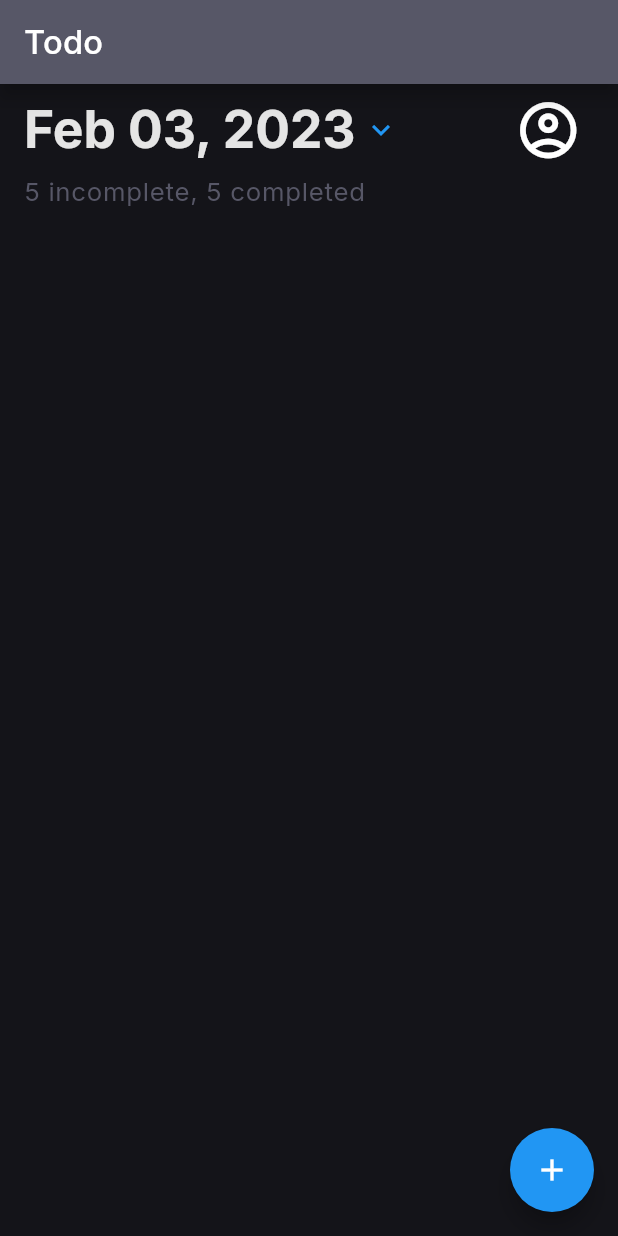
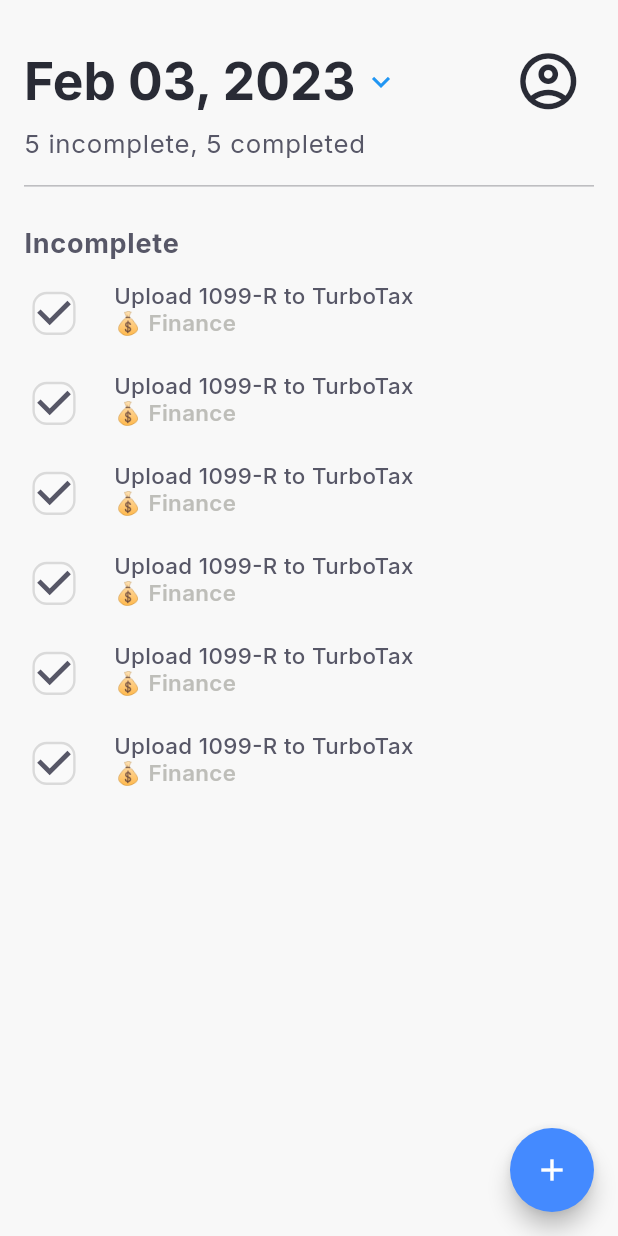
Before and after one commit to jigarfumakiya/todo-sample_app, a Flutter app: the screen it shows after launch, on a phone screen of 412 x 824 dp. Run offline on Flutter 3.47's test engine with Material 2 defaults, Android fonts, the phone set to English and light mode, and no system bars; our stand-ins replace flutter_screenutil, google_fonts, table_calendar.

Commit message:
Design Todo Listview and item and added color changes.

```diff
--- a/lib/core/app/app_colors.dart
+++ b/lib/core/app/app_colors.dart
@@ -5,10 +5,18 @@ import 'package:flutter/material.dart';
 // Use proper color name for consistency
 class AppColors {
   //Theme Color
-  static const Color primaryColor = Color(0xFF141419);
-  static const Color fontColor = gainsboroColor;
+  static const Color primaryColor = Color(0xFFF8F8F8);
+  static const Color fontColor = gunmetal;
+  static const Color fillColor = lotion;
+  static const Color headline2Color = independenceColor;
+  static const Color body2Color = grayX11;
 
+  // Color
   static const Color blueColor = Colors.blue;
   static const Color independenceColor = Color(0xFF575767);
-  static const Color gainsboroColor = Color(0xFFE5E5E5);
+  static const Color brightGray = Color(0xFFEBEBEB);
+  static const Color gunmetal = Color(0xFF292B35);
+  static const Color gainsboro = Color(0xFFDADADA);
+  static const Color grayX11 = Color(0xFFBEBEB9);
+  static const Color lotion = Color(0xFFFAFAFA);
 }
--- a/lib/core/app/app_text_style.dart
+++ b/lib/core/app/app_text_style.dart
@@ -10,7 +10,7 @@ class AppTextStyles {
   // Font Family text style
   static TextStyle font15w500() {
     return _interFont(
-        color: AppColors.gainsboroColor,
+        color: AppColors.fontColor,
         fontSize: 15,
         fontWeight: FontWeight.w400,
         letterSpacing: 0.15);
@@ -18,7 +18,7 @@ class AppTextStyles {
 
   static TextStyle font13w500() {
     return _interFont(
-        color: AppColors.gainsboroColor,
+        color: AppColors.fontColor,
         fontSize: 13,
         fontWeight: FontWeight.w500,
         letterSpacing: 0.1);
@@ -26,7 +26,7 @@ class AppTextStyles {
 
   static TextStyle font15w400() {
     return _interFont(
-        color: AppColors.gainsboroColor,
+        color: AppColors.fontColor,
         fontSize: 15,
         fontWeight: FontWeight.w400,
         letterSpacing: 0.5);
@@ -34,14 +34,12 @@ class AppTextStyles {
 
   static TextStyle font14w600() {
     return _interFont(
-        color: AppColors.gainsboroColor,
-        fontSize: 16,
-        fontWeight: FontWeight.w600);
+        color: AppColors.fontColor, fontSize: 16, fontWeight: FontWeight.w600);
   }
 
   static TextStyle font14w300() {
     return _interFont(
-        color: AppColors.gainsboroColor,
+        color: AppColors.fontColor,
         fontSize: 13,
         fontWeight: FontWeight.w400,
         letterSpacing: 0.25);
@@ -49,7 +47,7 @@ class AppTextStyles {
 
   static TextStyle font12w400() {
     return _interFont(
-        color: AppColors.gainsboroColor,
+        color: AppColors.fontColor,
         fontSize: 12,
         fontWeight: FontWeight.w400,
         letterSpacing: 0.4);
@@ -57,7 +55,7 @@ class AppTextStyles {
 
   static TextStyle font13w500Type2() {
     return _interFont(
-        color: AppColors.gainsboroColor,
+        color: AppColors.fontColor,
         fontSize: 13,
         fontWeight: FontWeight.w500,
         letterSpacing: 1.25);
@@ -65,7 +63,7 @@ class AppTextStyles {
 
   static TextStyle font30w300() {
     return _interFont(
-      color: AppColors.gainsboroColor,
+      color: AppColors.fontColor,
       fontSize: 30,
       fontWeight: FontWeight.w700,
       letterSpacing: -1.5,
@@ -74,7 +72,7 @@ class AppTextStyles {
 
   static TextStyle font58w300() {
     return _interFont(
-      color: AppColors.gainsboroColor,
+      color: AppColors.fontColor,
       fontSize: 58,
       fontWeight: FontWeight.w300,
       letterSpacing: 0.5,
@@ -83,21 +81,17 @@ class AppTextStyles {
 
   static TextStyle font24w600() {
     return _interFont(
-        color: AppColors.gainsboroColor,
-        fontSize: 24,
-        fontWeight: FontWeight.w600);
+        color: AppColors.fontColor, fontSize: 24, fontWeight: FontWeight.w600);
   }
 
   static TextStyle font46w400() {
     return _interFont(
-        color: AppColors.gainsboroColor,
-        fontSize: 44,
-        fontWeight: FontWeight.w400);
+        color: AppColors.fontColor, fontSize: 44, fontWeight: FontWeight.w400);
   }
 
   static TextStyle font33w400() {
     return _interFont(
-        color: AppColors.gainsboroColor,
+        color: AppColors.fontColor,
         fontSize: 33,
         letterSpacing: 0.25,
         fontWeight: FontWeight.w400);
@@ -105,14 +99,12 @@ class AppTextStyles {
 
   static TextStyle font23w400() {
     return _interFont(
-        color: AppColors.gainsboroColor,
-        fontSize: 23,
-        fontWeight: FontWeight.w400);
+        color: AppColors.fontColor, fontSize: 23, fontWeight: FontWeight.w400);
   }
 
   static TextStyle font16w400() {
     return _interFont(
-        color: AppColors.gainsboroColor,
+        color: AppColors.fontColor,
         fontSize: 19,
         fontWeight: FontWeight.w500,
         letterSpacing: 0.15);
@@ -120,9 +112,7 @@ class AppTextStyles {
 
   static TextStyle font16w600() {
     return _interFont(
-        color: AppColors.gainsboroColor,
-        fontSize: 16,
-        fontWeight: FontWeight.w600);
+        color: AppColors.fontColor, fontSize: 16, fontWeight: FontWeight.w600);
   }
 
   // In Future we need change font family then we need to change only line of coe
--- a/lib/core/app/app_theme.dart
+++ b/lib/core/app/app_theme.dart
@@ -11,13 +11,24 @@ class AppTheme {
   static ThemeData get theme {
     ThemeData base = ThemeData.dark();
     return base.copyWith(
-      primaryColor: Colors.blue,
+      primaryColor: Colors.blueAccent,
       floatingActionButtonTheme: const FloatingActionButtonThemeData(
-          foregroundColor: Colors.white, backgroundColor: Colors.blue),
-      backgroundColor: AppColors.primaryColor,
+          foregroundColor: Colors.white, backgroundColor: Colors.blueAccent),
       scaffoldBackgroundColor: AppColors.primaryColor,
+
+      // scaffoldBackgroundColor: Colors.white,
       cardColor: AppColors.primaryColor,
       dialogBackgroundColor: AppColors.primaryColor,
+      checkboxTheme: CheckboxThemeData(
+        materialTapTargetSize: MaterialTapTargetSize.shrinkWrap,
+        checkColor: MaterialStateProperty.all(AppColors.independenceColor),
+        fillColor: MaterialStateProperty.all(AppColors.fillColor),
+        side: MaterialStateBorderSide.resolveWith((states) =>
+            const BorderSide(width: 1.0, color: AppColors.gainsboro)),
+        shape: RoundedRectangleBorder(
+          borderRadius: BorderRadius.circular(6),
+        ),
+      ),
       textTheme: GoogleFonts.interTextTheme().copyWith(
         headline1: AppTextStyles.font30w300(),
         headline2: AppTextStyles.font58w300(),
@@ -31,10 +42,6 @@ class AppTheme {
         bodyText2: AppTextStyles.font14w300(),
         caption: AppTextStyles.font12w400(),
         button: AppTextStyles.font13w500Type2(),
-        overline: const TextStyle(
-            color: AppColors.gainsboroColor,
-            fontSize: 10,
-            fontWeight: FontWeight.w400),
       ),
       brightness: Brightness.dark,
       appBarTheme: const AppBarTheme(
--- a/lib/feature/todo/presentation/home/widget/todo_dashboard_widget.dart
+++ b/lib/feature/todo/presentation/home/widget/todo_dashboard_widget.dart
@@ -1,6 +1,8 @@
 import 'package:flutter/material.dart';
 import 'package:todo_sample_app/core/app/app_colors.dart';
+import 'package:todo_sample_app/core/extensions/screen_utils.dart';
 import 'package:todo_sample_app/feature/todo/presentation/home/widget/date_widget.dart';
+import 'package:todo_sample_app/feature/todo/presentation/home/widget/todo_list_item_widget.dart';
 
 class TodoDashboardWidget extends StatelessWidget {
   TodoDashboardWidget({Key? key}) : super(key: key);
@@ -11,27 +13,11 @@ class TodoDashboardWidget extends StatelessWidget {
   Widget build(BuildContext context) {
     textTheme = Theme.of(context).textTheme;
     return Scaffold(
-      appBar: AppBar(
-        backgroundColor: AppColors.independenceColor,
-        elevation: 5,
-        title: Text('Todo'),
-      ),
       floatingActionButton: FloatingActionButton(
         onPressed: () {},
         child: const Icon(Icons.add),
       ),
-      body: _buildWidgetBody(context),
-    );
-  }
-
-  Widget _buildWidgetBody(BuildContext context) {
-    return Padding(
-      padding: const EdgeInsets.symmetric(horizontal: 16),
-      child: Column(
-        children: <Widget>[
-          _buildHeader(context),
-        ],
-      ),
+      body: SafeArea(child: _buildWidgetBody(context)),
     );
   }
 
@@ -39,6 +25,7 @@ class TodoDashboardWidget extends StatelessWidget {
     return Column(
       crossAxisAlignment: CrossAxisAlignment.start,
       children: [
+        SizedBox(height: 20.toHeight),
         Row(
           mainAxisAlignment: MainAxisAlignment.spaceBetween,
           children: <Widget>[
@@ -46,6 +33,8 @@ class TodoDashboardWidget extends StatelessWidget {
             IconButton(
               onPressed: () {},
               iconSize: 45,
+              color: AppColors.fontColor,
+              style: ButtonStyle(),
               icon: const Icon(Icons.account_circle_outlined),
             ),
           ],
@@ -59,6 +48,51 @@ class TodoDashboardWidget extends StatelessWidget {
     );
   }
 
+  Widget _buildWidgetBody(BuildContext context) {
+    return Padding(
+      padding: const EdgeInsets.symmetric(horizontal: 16),
+      child: Column(
+        crossAxisAlignment: CrossAxisAlignment.start,
+        children: <Widget>[
+          _buildHeader(context),
+          const SizedBox(height: 10),
+          Divider(color: AppColors.fontColor.withOpacity(.3), thickness: 1),
+          const SizedBox(height: 20),
+          inCompleteWidget(),
+        ],
+      ),
+    );
+  }
+
+  Widget inCompleteWidget() {
+    return Column(
+      crossAxisAlignment: CrossAxisAlignment.start,
+      mainAxisSize: MainAxisSize.min,
+      children: <Widget>[
+        Text(
+          'Incomplete',
+          style: textTheme!.headline1!.copyWith(
+            fontSize: 18,
+            fontWeight: FontWeight.w700,
+            color: AppColors.headline2Color,
+            letterSpacing: .5,
+          ),
+        ),
+        Padding(
+          padding: const EdgeInsets.symmetric(vertical: 5),
+          child: AnimatedList(
+            shrinkWrap: true,
+            padding: EdgeInsets.zero,
+            initialItemCount: 6,
+            itemBuilder: (context, index, animation) {
+              return const TodoListItemWidget();
+            },
+          ),
+        ),
+      ],
+    );
+  }
+
   /// class method
   void onDateChange(DateTime dateTime) {
     print('date change $dateTime');
--- /dev/null
+++ b/lib/feature/todo/presentation/home/widget/todo_list_item_widget.dart
@@ -0,0 +1,45 @@
+import 'package:flutter/material.dart';
+import 'package:todo_sample_app/core/app/app_colors.dart';
+
+/// Renders item of each todo
+/// whether item is completed or pending
+class TodoListItemWidget extends StatelessWidget {
+  const TodoListItemWidget({Key? key}) : super(key: key);
+
+  @override
+  Widget build(BuildContext context) {
+    final textTheme = Theme.of(context).textTheme;
+
+    return Padding(
+      padding: const EdgeInsets.symmetric(vertical: 10, horizontal: 0),
+      child: Row(
+        crossAxisAlignment: CrossAxisAlignment.start,
+        children: <Widget>[
+          Transform.scale(
+            scale: 1.6,
+            child: Checkbox(
+              onChanged: (value) {},
+              value: true,
+            ),
+          ),
+          const SizedBox(width: 20),
+          Column(
+            crossAxisAlignment: CrossAxisAlignment.start,
+            children: [
+              Text(
+                'Upload 1099-R to TurboTax',
+                style: textTheme.bodyText2!.copyWith(
+                    color: AppColors.headline2Color,
+                    fontWeight: FontWeight.w500),
+              ),
+              Text('💰 Finance',
+                  style: textTheme.bodyText2!.copyWith(
+                      color: AppColors.body2Color,
+                      fontWeight: FontWeight.w600)),
+            ],
+          )
+        ],
+      ),
+    );
+  }
+}
```
